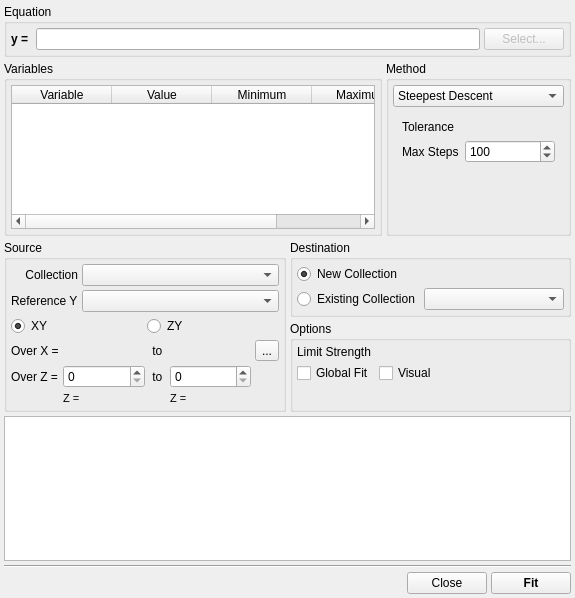
This is src/gui/fit.ui in trisyoungs/uchroma as Qt 5 draws it before an edit. The edited form follows.
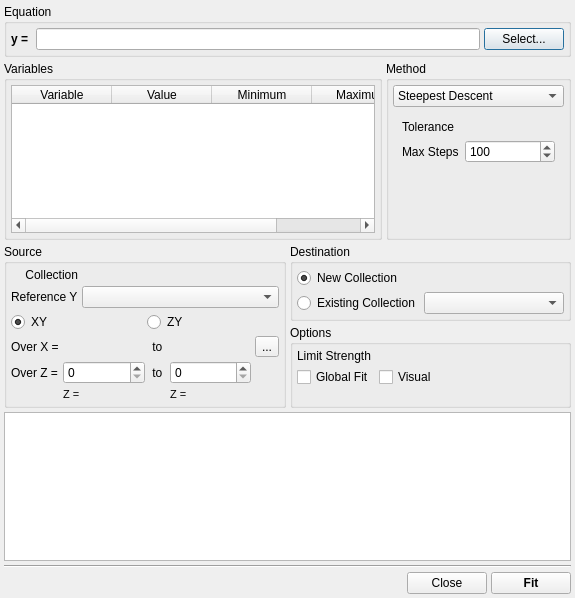
This is the edited form. Icons and pictures are not drawn. Custom widgets are drawn as their Qt base class.

Commit message: Removed SourceCollectionCombo from FitDialog, and replaced with simple label instead - FitDialog is now set with a source collection pointer. Fixed - LineZY style was not generated properly at first DataSet. Fixed - Cycling backwards through collections (probably). Moved src/base/equation.h|cpp to src/base/equationvariable.h|cpp, and removed unused Equation class. Added EquationSelectDialog, and static list of fitting equations.

What changed in the file:
```diff
--- a/src/gui/fit.ui
+++ b/src/gui/fit.ui
@@ -79,7 +79,7 @@
         <item>
          <widget class="QPushButton" name="SelectEquationButton">
           <property name="enabled">
-           <bool>false</bool>
+           <bool>true</bool>
           </property>
           <property name="sizePolicy">
            <sizepolicy hsizetype="Expanding" vsizetype="Fixed">
@@ -283,16 +283,6 @@
             </property>
            </widget>
           </item>
-          <item row="0" column="1">
-           <widget class="QComboBox" name="SourceCollectionCombo">
-            <property name="sizePolicy">
-             <sizepolicy hsizetype="Expanding" vsizetype="Fixed">
-              <horstretch>0</horstretch>
-              <verstretch>0</verstretch>
-             </sizepolicy>
-            </property>
-           </widget>
-          </item>
           <item row="1" column="0">
            <widget class="QLabel" name="label_10">
             <property name="sizePolicy">
@@ -316,6 +306,13 @@
             </property>
            </widget>
           </item>
+          <item row="0" column="1">
+           <widget class="QLabel" name="SourceCollectionLabel">
+            <property name="text">
+             <string>&lt;None&gt;</string>
+            </property>
+           </widget>
+          </item>
          </layout>
         </item>
         <item>
```
The commit also changes 28 other files.
